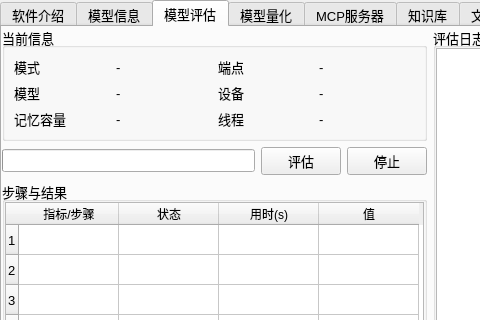
ylsdamxssjxxdd/eva, file src/expend/expend.ui: the form before one commit; both pictures show x 0 to 480 and y 0 to 320 of the 860 by 594 pixel window.
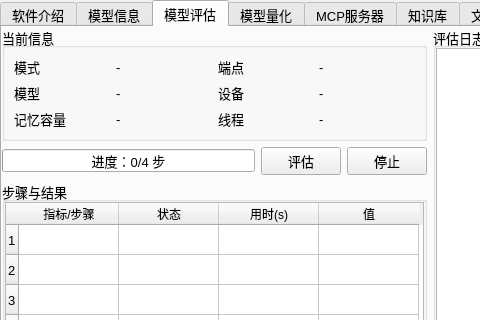
The form after the commit. Custom widgets are drawn as their Qt base class.

Commit message: 优化模型评估

What changed in the file:
```diff
--- a/src/expend/expend.ui
+++ b/src/expend/expend.ui
@@ -339,8 +339,11 @@
               <property name="value">
                <number>0</number>
               </property>
+              <property name="textVisible">
+               <bool>true</bool>
+              </property>
               <property name="format">
-               <string/>
+               <string>进度：%v/%m 步</string>
               </property>
              </widget>
             </item>
```
The commit also changes 2 other files.
